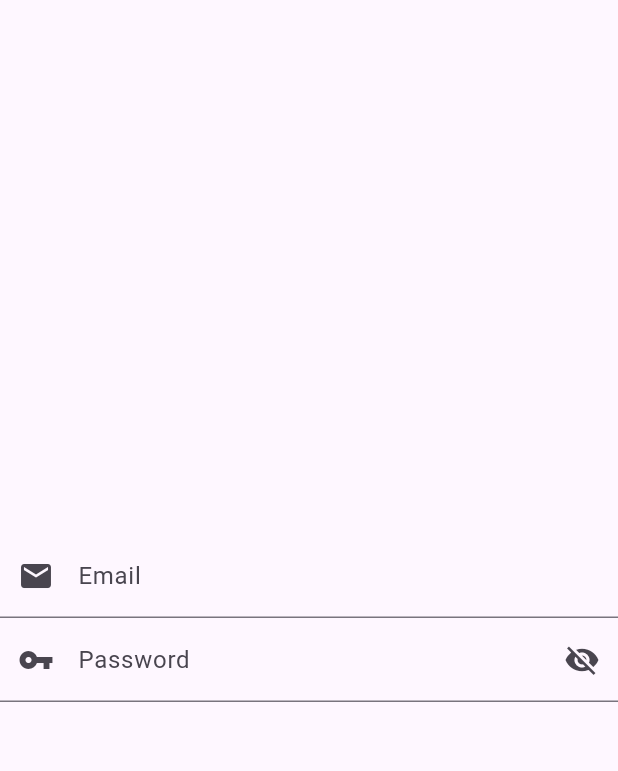
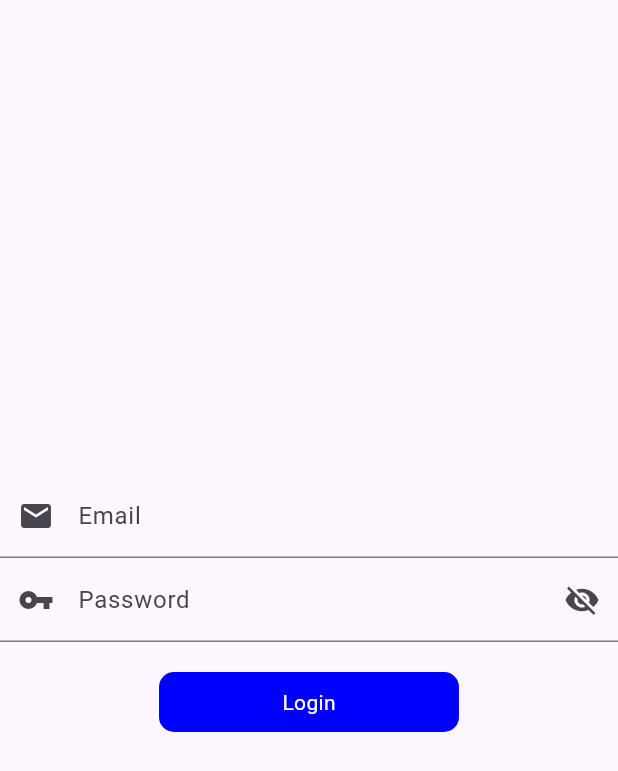
Before and after one commit to IllTushar/mvvmflutter, a Flutter app: the screen it shows after launch, on a phone screen of 412 x 824 dp. Shown: the top 771 px of the screen. Run offline on Flutter 3.47's test engine with Material 3 defaults, Android fonts, the phone set to English and light mode, and no system bars; our stand-ins replace another_flushbar, cherry_toast.

Commit message:
18/1/24x1

```diff
--- /dev/null
+++ b/lib/res/colors.dart
@@ -0,0 +1,12 @@
+import 'dart:ui';
+
+class CustomColor {
+  static Color green = Color(0xFF00FF00);
+  static Color red = Color(0xFFFF0000);
+  static Color blue = Color(0xFF0000FF);
+  static Color yellow = Color(0xFFFFFF00);
+  static Color orange = Color(0xFFFFA500);
+  static Color pink = Color(0xFFFFC0CB);
+  static Color brown = Color(0xFFA52A2A);
+  static Color gray = Color(0xFF808080);
+}
--- /dev/null
+++ b/lib/res/components/round_button.dart
@@ -0,0 +1,31 @@
+import 'package:flutter/material.dart';
+import '../colors.dart';
+
+class RoundButton extends StatelessWidget {
+  String message;
+  final VoidCallback onTap;
+
+  RoundButton({Key? key, required this.message, required this.onTap})
+      : super(key: key);
+
+  @override
+  Widget build(BuildContext context) {
+    return InkWell(
+      onTap: onTap,
+      child: Container(
+        height: 40,
+        width: 200,
+        margin: EdgeInsets.all(20.0),
+        decoration: BoxDecoration(
+            color: CustomColor.blue, borderRadius: BorderRadius.circular(10.0)),
+        child: Center(
+          child: Center(
+              child: Text(
+            message,
+            style: TextStyle(color: Colors.white),
+          )),
+        ),
+      ),
+    );
+  }
+}
--- a/lib/view/login.dart
+++ b/lib/view/login.dart
@@ -1,9 +1,7 @@
 import 'package:flutter/cupertino.dart';
 import 'package:flutter/material.dart';
-import 'package:flutterfirebase/utils/routes/RoutesName.dart';
+import 'package:flutterfirebase/res/components/round_button.dart';
 import 'package:flutterfirebase/utils/utilsfiles.dart';
-
-import 'home.dart';
 
 class Login extends StatefulWidget {
   Login() {}
@@ -36,8 +34,9 @@ class _LoginState extends State<Login> {
                 labelText: "Email", // Changed label to labelText
                 prefixIcon: Icon(Icons.email),
               ),
-              onFieldSubmitted: (value) => UtilsFile.focusNodes(
-                  context, _emailFocusNode, _passwordFocusNode),
+              onFieldSubmitted: (value) =>
+                  UtilsFile.focusNodes(
+                      context, _emailFocusNode, _passwordFocusNode),
             ),
             ValueListenableBuilder(
               valueListenable: _notifierPassword,
@@ -53,8 +52,7 @@ class _LoginState extends State<Login> {
                     prefixIcon: Icon(Icons.vpn_key),
                     suffixIcon: InkWell(
                       onTap: () {
-                        _notifierPassword.value =
-                        !_notifierPassword.value;
+                        _notifierPassword.value = !_notifierPassword.value;
                       },
                       child: Icon(
                         isPasswordVisible
@@ -66,9 +64,20 @@ class _LoginState extends State<Login> {
                 );
               },
             ),
+            RoundButton(message: "Login", onTap: submit)
           ],
         ),
       ),
     );
   }
+
+  void submit() {
+    if (_email.text.isEmpty) {
+      UtilsFile.toastForFailedMessage(context, "Email is empty!!");
+    } else if (_password.text.isEmpty) {
+      UtilsFile.toastForFailedMessage(context, "Password is empty");
+    } else {
+      UtilsFile.showSuccessFlushbar(context, "Login","Login Successful");
+    }
+  }
 }
```
